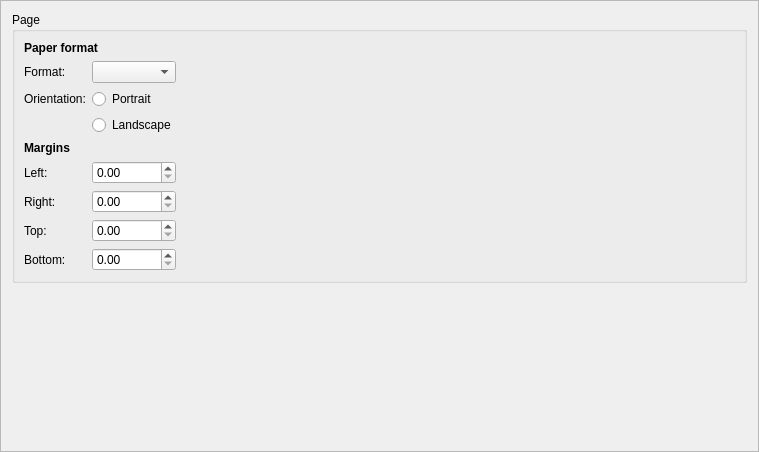
Old version of the form src/app/dialogs/settingspages/layoutsettingspage.ui in the repository EgonSpengler/LimePipes.
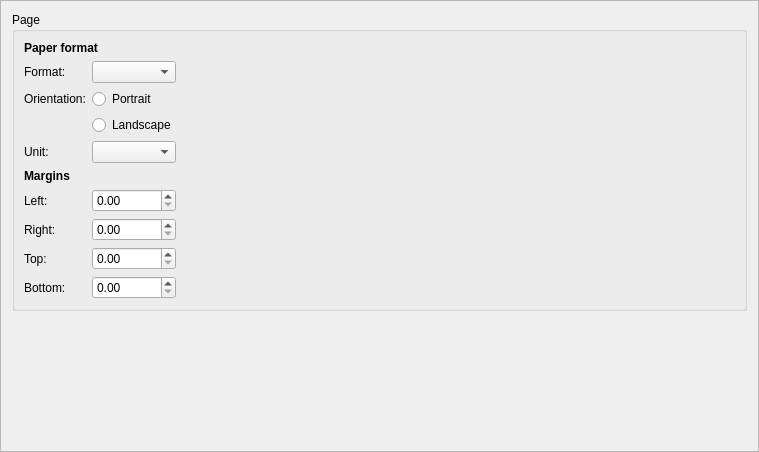
New version of the form.

Commit message: init layout unit in settings page

Patch:
```diff
--- a/src/app/dialogs/settingspages/layoutsettingspage.ui
+++ b/src/app/dialogs/settingspages/layoutsettingspage.ui
@@ -57,6 +57,9 @@
         </property>
        </widget>
       </item>
+      <item row="8" column="1">
+       <widget class="QDoubleSpinBox" name="topMarginSpinBox"/>
+      </item>
       <item row="1" column="2">
        <spacer name="horizontalSpacer">
         <property name="orientation">
@@ -80,56 +83,63 @@
         </property>
        </widget>
       </item>
-      <item row="4" column="0" colspan="2">
-       <widget class="QLabel" name="label_4">
-        <property name="styleSheet">
-         <string notr="true">font-weight: bold;</string>
-        </property>
-        <property name="text">
-         <string>Margins</string>
-        </property>
-       </widget>
+      <item row="7" column="1">
+       <widget class="QDoubleSpinBox" name="rightMarginSpinBox"/>
       </item>
-      <item row="5" column="0">
-       <widget class="QLabel" name="label_5">
-        <property name="text">
-         <string>Left:</string>
-        </property>
-       </widget>
+      <item row="6" column="1">
+       <widget class="QDoubleSpinBox" name="leftMarginSpinBox"/>
       </item>
       <item row="7" column="0">
-       <widget class="QLabel" name="label_7">
-        <property name="text">
-         <string>Top:</string>
-        </property>
-       </widget>
-      </item>
-      <item row="6" column="0">
        <widget class="QLabel" name="label_6">
         <property name="text">
          <string>Right:</string>
         </property>
        </widget>
       </item>
-      <item row="5" column="1">
-       <widget class="QDoubleSpinBox" name="leftMarginSpinBox"/>
+      <item row="6" column="0">
+       <widget class="QLabel" name="label_5">
+        <property name="text">
+         <string>Left:</string>
+        </property>
+       </widget>
       </item>
       <item row="8" column="0">
+       <widget class="QLabel" name="label_7">
+        <property name="text">
+         <string>Top:</string>
+        </property>
+       </widget>
+      </item>
+      <item row="5" column="0" colspan="2">
+       <widget class="QLabel" name="label_4">
+        <property name="styleSheet">
+         <string notr="true">font-weight: bold;</string>
+        </property>
+        <property name="text">
+         <string>Margins</string>
+        </property>
+       </widget>
+      </item>
+      <item row="9" column="0">
        <widget class="QLabel" name="label_8">
         <property name="text">
          <string>Bottom:</string>
         </property>
        </widget>
       </item>
-      <item row="6" column="1">
-       <widget class="QDoubleSpinBox" name="rightMarginSpinBox"/>
-      </item>
-      <item row="7" column="1">
-       <widget class="QDoubleSpinBox" name="topMarginSpinBox"/>
-      </item>
-      <item row="8" column="1">
+      <item row="9" column="1">
        <widget class="QDoubleSpinBox" name="bottomMarginSpinBox"/>
       </item>
+      <item row="4" column="0">
+       <widget class="QLabel" name="label_9">
+        <property name="text">
+         <string>Unit:</string>
+        </property>
+       </widget>
+      </item>
+      <item row="4" column="1">
+       <widget class="QComboBox" name="layoutUnitComboBox"/>
+      </item>
      </layout>
     </widget>
    </item>
```
The commit also changes 2 other files.
